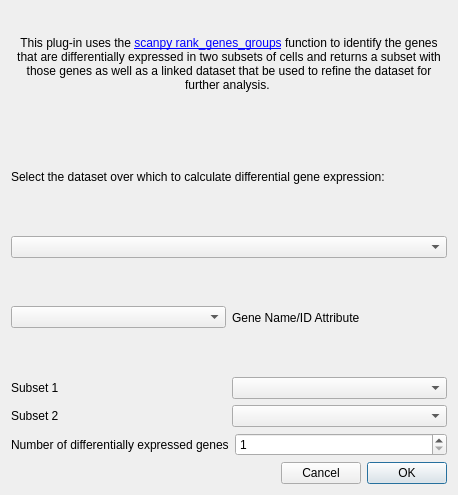
First picture: the form in glue_genes/glue_single_cell/qt/diff_gene_exp.ui, repository gluesolutions/glue-genes, before the edit.
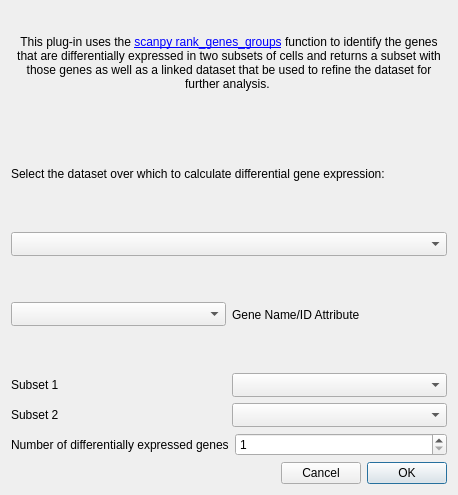
Second picture: the form after the edit.

Commit message: Update QComboBox to work with Qt6

```diff
--- a/glue_genes/glue_single_cell/qt/diff_gene_exp.ui
+++ b/glue_genes/glue_single_cell/qt/diff_gene_exp.ui
@@ -36,7 +36,7 @@
    <item row="2" column="0">
     <widget class="QComboBox" name="combosel_data">
      <property name="sizeAdjustPolicy">
-      <enum>QComboBox::AdjustToMinimumContentsLength</enum>
+      <enum>QComboBox::AdjustToMinimumContentsLengthWithIcon</enum>
      </property>
     </widget>
    </item>
@@ -45,7 +45,7 @@
      <item>
       <widget class="QComboBox" name="combosel_gene_att">
        <property name="sizeAdjustPolicy">
-        <enum>QComboBox::AdjustToMinimumContentsLength</enum>
+        <enum>QComboBox::AdjustToMinimumContentsLengthWithIcon</enum>
        </property>
       </widget>
      </item>
@@ -70,7 +70,7 @@
      <item>
       <widget class="QComboBox" name="combosel_subset1">
        <property name="sizeAdjustPolicy">
-        <enum>QComboBox::AdjustToMinimumContentsLength</enum>
+        <enum>QComboBox::AdjustToMinimumContentsLengthWithIcon</enum>
        </property>
       </widget>
      </item>
@@ -88,7 +88,7 @@
      <item>
       <widget class="QComboBox" name="combosel_subset2">
        <property name="sizeAdjustPolicy">
-        <enum>QComboBox::AdjustToMinimumContentsLength</enum>
+        <enum>QComboBox::AdjustToMinimumContentsLengthWithIcon</enum>
        </property>
       </widget>
      </item>
```
The commit also changes 4 other files.
